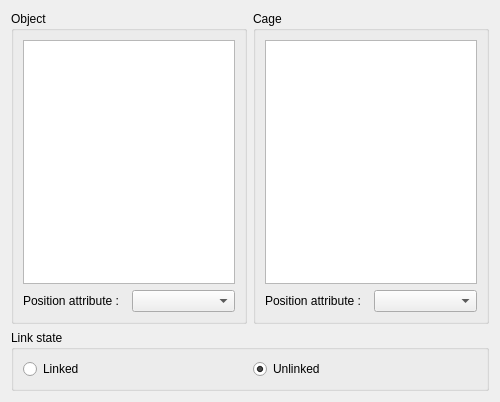
Old version of the form forms/dialog_deformationCage.ui in the repository arnaudbletterer/surface_deformationCage.
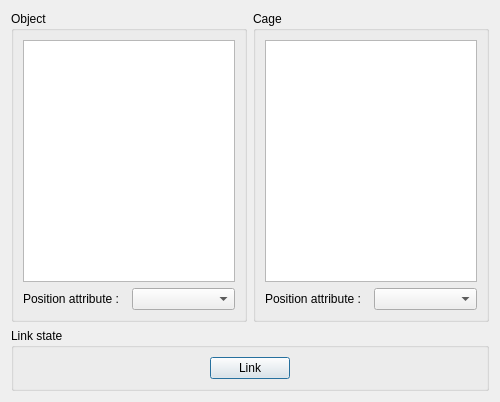
New version of the form.

Commit message: Modification de l'interface du plugin

Patch:
```diff
--- a/forms/dialog_deformationCage.ui
+++ b/forms/dialog_deformationCage.ui
@@ -84,21 +84,37 @@
      </property>
      <layout class="QHBoxLayout" name="horizontalLayout">
       <item>
-       <widget class="QRadioButton" name="radio_linked">
+       <spacer name="horizontalSpacer">
+        <property name="orientation">
+         <enum>Qt::Horizontal</enum>
+        </property>
+        <property name="sizeHint" stdset="0">
+         <size>
+          <width>40</width>
+          <height>20</height>
+         </size>
+        </property>
+       </spacer>
+      </item>
+      <item>
+       <widget class="QPushButton" name="button_linkState">
         <property name="text">
-         <string>Linked</string>
+         <string>Link</string>
         </property>
        </widget>
       </item>
       <item>
-       <widget class="QRadioButton" name="radio_unlinked">
-        <property name="text">
-         <string>Unlinked</string>
+       <spacer name="horizontalSpacer_2">
+        <property name="orientation">
+         <enum>Qt::Horizontal</enum>
         </property>
-        <property name="checked">
-         <bool>true</bool>
+        <property name="sizeHint" stdset="0">
+         <size>
+          <width>40</width>
+          <height>20</height>
+         </size>
         </property>
-       </widget>
+       </spacer>
       </item>
      </layout>
     </widget>
```
The commit also changes 1 other file.
